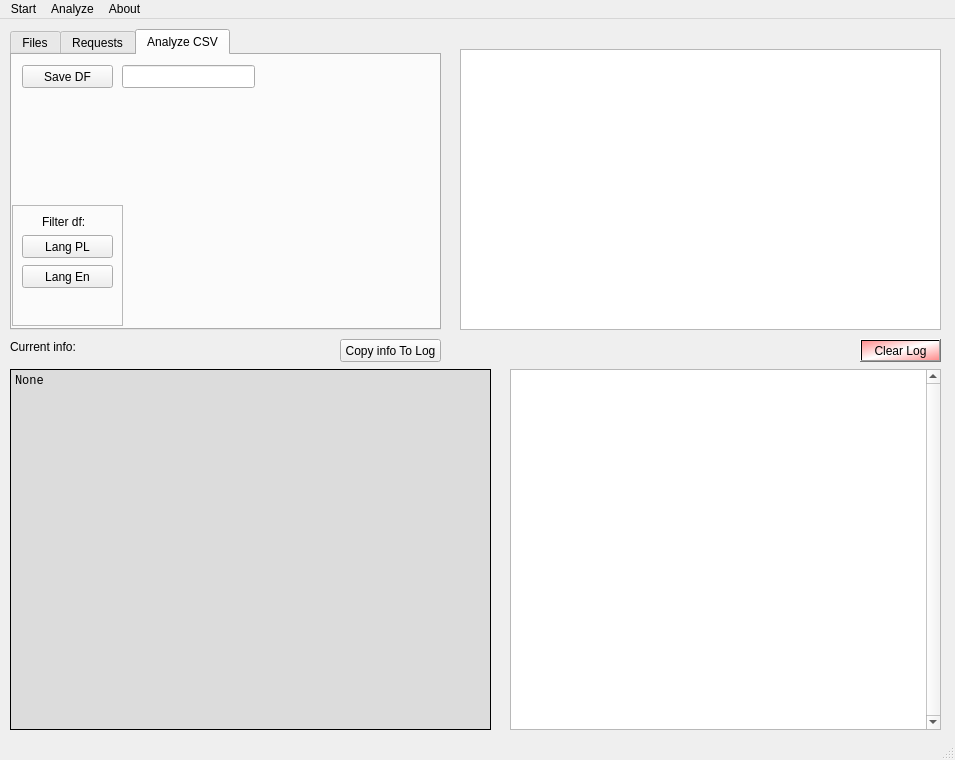
First picture: the form in TwitterAnalyzer/GUI.ui, repository GrzegorzKrug/TwitterAnalyzer, before the edit.
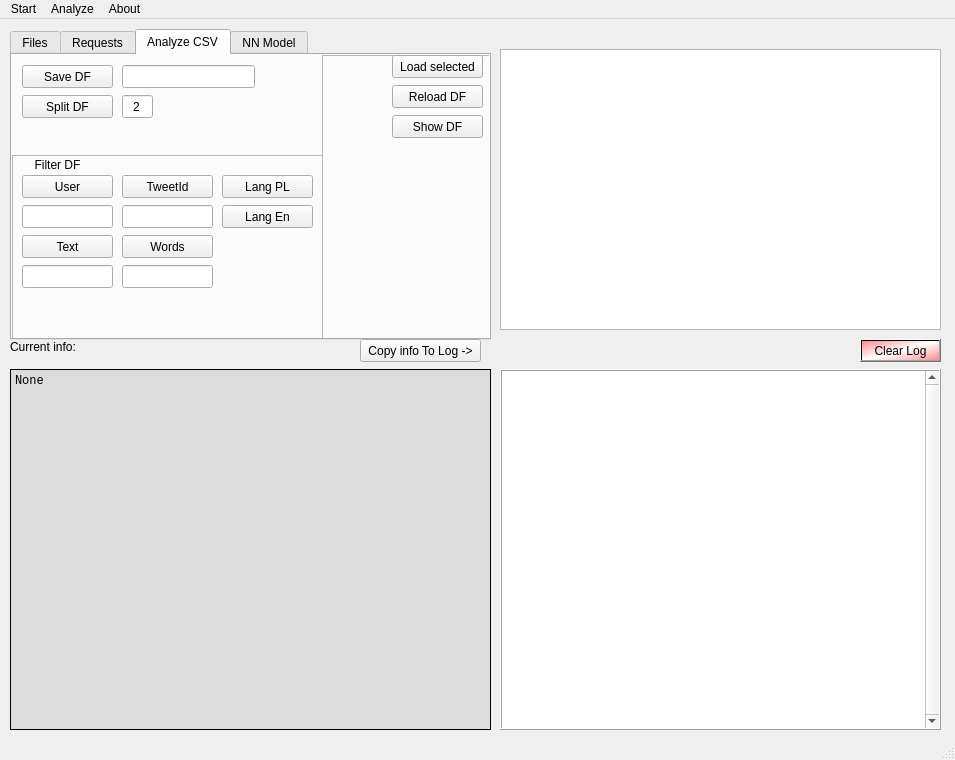
Second picture: the form after the edit.

Patch:
```diff
--- a/TwitterAnalyzer/GUI.ui
+++ b/TwitterAnalyzer/GUI.ui
@@ -19,8 +19,8 @@
      <rect>
       <x>10</x>
       <y>10</y>
-      <width>431</width>
-      <height>301</height>
+      <width>481</width>
+      <height>311</height>
      </rect>
     </property>
     <property name="toolTip">
@@ -274,9 +274,9 @@
       <property name="geometry">
        <rect>
         <x>0</x>
-        <y>150</y>
-        <width>111</width>
-        <height>121</height>
+        <y>100</y>
+        <width>311</width>
+        <height>191</height>
        </rect>
       </property>
       <property name="frameShape">
@@ -288,21 +288,140 @@
       <widget class="QLabel" name="label_4">
        <property name="geometry">
         <rect>
-         <x>30</x>
-         <y>10</y>
-         <width>47</width>
-         <height>13</height>
+         <x>0</x>
+         <y>0</y>
+         <width>91</width>
+         <height>20</height>
         </rect>
        </property>
        <property name="text">
-        <string>Filter df:</string>
+        <string>Filter DF</string>
+       </property>
+       <property name="alignment">
+        <set>Qt::AlignCenter</set>
+       </property>
+      </widget>
+      <widget class="QPushButton" name="pushButton_export_DF_6">
+       <property name="geometry">
+        <rect>
+         <x>10</x>
+         <y>20</y>
+         <width>91</width>
+         <height>23</height>
+        </rect>
+       </property>
+       <property name="toolTip">
+        <string>Save DF to .csv File</string>
+       </property>
+       <property name="text">
+        <string>User</string>
+       </property>
+      </widget>
+      <widget class="QLineEdit" name="lineEdit_DF_comment_2">
+       <property name="geometry">
+        <rect>
+         <x>10</x>
+         <y>50</y>
+         <width>91</width>
+         <height>23</height>
+        </rect>
+       </property>
+       <property name="toolTip">
+        <string>You can Add some comment to file name</string>
+       </property>
+      </widget>
+      <widget class="QPushButton" name="pushButton_export_DF_10">
+       <property name="geometry">
+        <rect>
+         <x>110</x>
+         <y>20</y>
+         <width>91</width>
+         <height>23</height>
+        </rect>
+       </property>
+       <property name="toolTip">
+        <string>Save DF to .csv File</string>
+       </property>
+       <property name="text">
+        <string>TweetId</string>
+       </property>
+      </widget>
+      <widget class="QLineEdit" name="lineEdit_DF_comment_6">
+       <property name="geometry">
+        <rect>
+         <x>110</x>
+         <y>50</y>
+         <width>91</width>
+         <height>23</height>
+        </rect>
+       </property>
+       <property name="toolTip">
+        <string>You can Add some comment to file name</string>
+       </property>
+      </widget>
+      <widget class="QPushButton" name="pushButton_export_DF_11">
+       <property name="geometry">
+        <rect>
+         <x>110</x>
+         <y>80</y>
+         <width>91</width>
+         <height>23</height>
+        </rect>
+       </property>
+       <property name="toolTip">
+        <string>Save DF to .csv File</string>
+       </property>
+       <property name="text">
+        <string>Words</string>
+       </property>
+      </widget>
+      <widget class="QPushButton" name="pushButton_export_DF_9">
+       <property name="geometry">
+        <rect>
+         <x>10</x>
+         <y>80</y>
+         <width>91</width>
+         <height>23</height>
+        </rect>
+       </property>
+       <property name="toolTip">
+        <string>Save DF to .csv File</string>
+       </property>
+       <property name="text">
+        <string>Text</string>
+       </property>
+      </widget>
+      <widget class="QLineEdit" name="lineEdit_DF_comment_7">
+       <property name="geometry">
+        <rect>
+         <x>10</x>
+         <y>110</y>
+         <width>91</width>
+         <height>23</height>
+        </rect>
+       </property>
+       <property name="toolTip">
+        <string>You can Add some comment to file name</string>
+       </property>
+      </widget>
+      <widget class="QLineEdit" name="lineEdit_DF_comment_5">
+       <property name="geometry">
+        <rect>
+         <x>110</x>
+         <y>110</y>
+         <width>91</width>
+         <height>23</height>
+        </rect>
+       </property>
+       <property name="toolTip">
+        <string>You can Add some comment to file name</string>
        </property>
       </widget>
       <widget class="QPushButton" name="pushButton_export_DF_2">
        <property name="geometry">
         <rect>
-         <x>10</x>
-         <y>30</y>
+         <x>210</x>
+         <y>20</y>
          <width>91</width>
          <height>23</height>
         </rect>
@@ -317,8 +436,8 @@
       <widget class="QPushButton" name="pushButton_export_DF_3">
        <property name="geometry">
         <rect>
-         <x>10</x>
-         <y>60</y>
+         <x>210</x>
+         <y>50</y>
          <width>91</width>
          <height>23</height>
         </rect>
@@ -331,6 +450,110 @@
        </property>
       </widget>
      </widget>
+     <widget class="QFrame" name="frame_3">
+      <property name="geometry">
+       <rect>
+        <x>310</x>
+        <y>0</y>
+        <width>171</width>
+        <height>291</height>
+       </rect>
+      </property>
+      <property name="frameShape">
+       <enum>QFrame::StyledPanel</enum>
+      </property>
+      <property name="frameShadow">
+       <enum>QFrame::Sunken</enum>
+      </property>
+      <widget class="QPushButton" name="pushButton_load_selected_csv_2">
+       <property name="geometry">
+        <rect>
+         <x>70</x>
+         <y>0</y>
+         <width>91</width>
+         <height>23</height>
+        </rect>
+       </property>
+       <property name="toolTip">
+        <string>Loads files from tree.</string>
+       </property>
+       <property name="text">
+        <string>Load selected</string>
+       </property>
+      </widget>
+      <widget class="QPushButton" name="pushButton_reload_DF">
+       <property name="geometry">
+        <rect>
+         <x>70</x>
+         <y>30</y>
+         <width>91</width>
+         <height>23</height>
+        </rect>
+       </property>
+       <property name="toolTip">
+        <string>Reload DF from same files again.</string>
+       </property>
+       <property name="text">
+        <string>Reload DF</string>
+       </property>
+      </widget>
+      <widget class="QPushButton" name="pushButton_showTweets">
+       <property name="geometry">
+        <rect>
+         <x>70</x>
+         <y>60</y>
+         <width>91</width>
+         <height>23</height>
+        </rect>
+       </property>
+       <property name="toolTip">
+        <string>Shows currently loaded DF</string>
+       </property>
+       <property name="text">
+        <string>Show DF</string>
+       </property>
+      </widget>
+     </widget>
+     <widget class="QPushButton" name="pushButton_export_DF_7">
+      <property name="geometry">
+       <rect>
+        <x>10</x>
+        <y>40</y>
+        <width>91</width>
+        <height>23</height>
+       </rect>
+      </property>
+      <property name="toolTip">
+       <string>Split DF into X pieces and save.</string>
+      </property>
+      <property name="text">
+       <string>Split DF</string>
+      </property>
+     </widget>
+     <widget class="QLineEdit" name="lineEdit_DF_comment_3">
+      <property name="geometry">
+       <rect>
+        <x>110</x>
+        <y>40</y>
+        <width>31</width>
+        <height>23</height>
+       </rect>
+      </property>
+      <property name="toolTip">
+       <string>Number of pieces to split.</string>
+      </property>
+      <property name="text">
+       <string>2</string>
+      </property>
+      <property name="alignment">
+       <set>Qt::AlignCenter</set>
+      </property>
+     </widget>
+    </widget>
+    <widget class="QWidget" name="tab_4">
+     <attribute name="title">
+      <string>NN Model</string>
+     </attribute>
     </widget>
    </widget>
    <widget class="QLabel" name="label_2">
@@ -349,9 +572,9 @@
    <widget class="QTreeView" name="treeView">
     <property name="geometry">
      <rect>
-      <x>460</x>
+      <x>500</x>
       <y>30</y>
-      <width>481</width>
+      <width>441</width>
       <height>281</height>
      </rect>
     </property>
@@ -394,9 +617,9 @@
    <widget class="QTextEdit" name="textEdit_log">
     <property name="geometry">
      <rect>
-      <x>510</x>
+      <x>500</x>
       <y>350</y>
-      <width>431</width>
+      <width>441</width>
       <height>361</height>
      </rect>
     </property>
@@ -405,6 +628,12 @@
       <family>Lucida Console</family>
      </font>
     </property>
+    <property name="frameShape">
+     <enum>QFrame::Box</enum>
+    </property>
+    <property name="frameShadow">
+     <enum>QFrame::Raised</enum>
+    </property>
     <property name="verticalScrollBarPolicy">
      <enum>Qt::ScrollBarAlwaysOn</enum>
     </property>
@@ -441,9 +670,9 @@
    <widget class="QPushButton" name="pushButton_Info_screenLog">
     <property name="geometry">
      <rect>
-      <x>340</x>
+      <x>360</x>
       <y>320</y>
-      <width>101</width>
+      <width>121</width>
       <height>23</height>
      </rect>
     </property>
@@ -451,7 +680,7 @@
      <string notr="true"/>
     </property>
     <property name="text">
-     <string>Copy info To Log</string>
+     <string>Copy info To Log -&gt;</string>
     </property>
    </widget>
   </widget>
```
Left out of the diff: 4 changed lines with no effect on the pictures.
